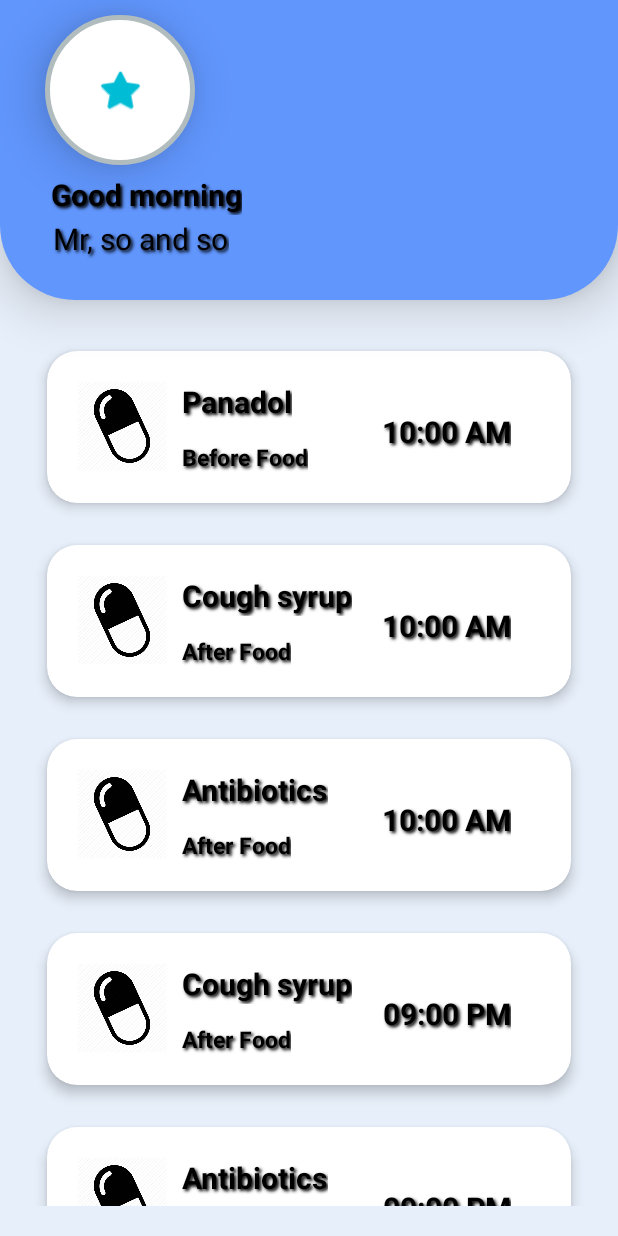
After one commit to ob-taka/MAD-Assigment, an Android app: the User_home screen opened directly, with no data from a screen before it, on a phone screen of 412 x 824 dp. The commit adds this screen. Run offline under Robolectric (Android 15) with nearby library versions, the phone set to English and light mode, and no system bars.

Commit message:
added recycle view

```diff
--- a/app/build.gradle
+++ b/app/build.gradle
@@ -31,4 +31,6 @@ dependencies {
     testImplementation 'junit:junit:4.12'
     androidTestImplementation 'androidx.test.ext:junit:1.1.1'
     androidTestImplementation 'androidx.test.espresso:espresso-core:3.2.0'
+    implementation 'androidx.recyclerview:recyclerview:1.1.0'
+    implementation 'androidx.cardview:cardview:1.0.0'
 }
--- a/app/src/main/AndroidManifest.xml
+++ b/app/src/main/AndroidManifest.xml
@@ -9,7 +9,7 @@
         android:roundIcon="@mipmap/ic_launcher_round"
         android:supportsRtl="true"
         android:theme="@style/AppTheme">
-        <activity android:name=".user_home"></activity>
+        <activity android:name=".User_home"></activity>
         <activity android:name=".MainActivity">
             <intent-filter>
                 <action android:name="android.intent.action.MAIN" />
--- /dev/null
+++ b/app/src/main/java/com/example/mad_assigment/MAdaptor.java
@@ -0,0 +1,45 @@
+package com.example.mad_assigment;
+
+import android.content.Context;
+import android.view.LayoutInflater;
+import android.view.View;
+import android.view.ViewGroup;
+
+import androidx.annotation.NonNull;
+import androidx.recyclerview.widget.RecyclerView;
+
+import java.util.ArrayList;
+
+public class MAdaptor extends RecyclerView.Adapter<MHolder> {
+    Context context;
+    private ArrayList<Modle> modles;
+
+    public MAdaptor(Context context, ArrayList<Modle> modles) {
+        this.context = context;
+        this.modles = modles;
+    }
+
+    @NonNull
+    @Override
+    public MHolder onCreateViewHolder(@NonNull ViewGroup parent, int viewType) {
+
+        View view = LayoutInflater.from(parent.getContext()).inflate(R.layout.row, null);
+
+        return new MHolder(view);
+    }
+
+    @Override
+    public void onBindViewHolder(@NonNull MHolder holder, int position) {
+
+        holder.mTitle.setText(modles.get(position).getTitle());
+        holder.mDes.setText(modles.get(position).getDescription());
+        holder.mTime.setText(modles.get(position).getTime());
+        holder.mimgV.setImageResource(modles.get(position).getImg());
+
+    }
+
+    @Override
+    public int getItemCount() {
+        return modles.size();
+    }
+}
--- /dev/null
+++ b/app/src/main/java/com/example/mad_assigment/MHolder.java
@@ -0,0 +1,23 @@
+package com.example.mad_assigment;
+
+import android.view.View;
+import android.widget.ImageView;
+import android.widget.TextView;
+
+import androidx.annotation.NonNull;
+import androidx.recyclerview.widget.RecyclerView;
+
+public class MHolder extends RecyclerView.ViewHolder {
+
+    ImageView mimgV;
+    TextView mTitle, mDes, mTime;
+
+    public MHolder(@NonNull View itemView) {
+        super(itemView);
+
+        this.mTitle = itemView.findViewById(R.id.mTitle);
+        this.mDes = itemView.findViewById(R.id.mDes);
+        this.mimgV = itemView.findViewById(R.id.mImageV);
+        this.mTime = itemView.findViewById(R.id.mTime);
+    }
+}
--- a/app/src/main/java/com/example/mad_assigment/MainActivity.java
+++ b/app/src/main/java/com/example/mad_assigment/MainActivity.java
@@ -2,13 +2,30 @@ package com.example.mad_assigment;
 
 import androidx.appcompat.app.AppCompatActivity;
 
+import android.content.Intent;
 import android.os.Bundle;
+import android.view.View;
+import android.view.Window;
+import android.widget.Button;
 
 public class MainActivity extends AppCompatActivity {
 
     @Override
     protected void onCreate(Bundle savedInstanceState) {
         super.onCreate(savedInstanceState);
+        requestWindowFeature(Window.FEATURE_NO_TITLE);
+        getSupportActionBar().hide();
+        //this.getWindow().setFlags(WindowManager.LayoutParams.FLAG_FULLSCREEN, WindowManager.LayoutParams.FLAG_FULLSCREEN);
         setContentView(R.layout.activity_main);
+        Button button = findViewById(R.id.button);
+
+
+        button.setOnClickListener(new View.OnClickListener() {
+            @Override
+            public void onClick(View v) {
+                Intent intent = new Intent(getApplicationContext(), User_home.class);
+                startActivity(intent);
+            }
+        });
     }
 }
--- /dev/null
+++ b/app/src/main/java/com/example/mad_assigment/Modle.java
@@ -0,0 +1,40 @@
+package com.example.mad_assigment;
+
+public class Modle {
+    private String title;
+    private String description;
+    private String time;
+    private int img;
+
+    public String getTime() {
+        return time;
+    }
+
+    public void setTime(String time) {
+        this.time = time;
+    }
+
+    public String getTitle() {
+        return title;
+    }
+
+    public void setTitle(String title) {
+        this.title = title;
+    }
+
+    public String getDescription() {
+        return description;
+    }
+
+    public void setDescription(String description) {
+        this.description = description;
+    }
+
+    public int getImg() {
+        return img;
+    }
+
+    public void setImg(int img) {
+        this.img = img;
+    }
+}
--- /dev/null
+++ b/app/src/main/java/com/example/mad_assigment/User_home.java
@@ -0,0 +1,74 @@
+package com.example.mad_assigment;
+
+import androidx.appcompat.app.AppCompatActivity;
+import androidx.recyclerview.widget.LinearLayoutManager;
+import androidx.recyclerview.widget.RecyclerView;
+
+import android.os.Bundle;
+import android.view.Window;
+import android.view.WindowManager;
+
+import java.util.ArrayList;
+
+public class User_home extends AppCompatActivity {
+
+    RecyclerView mRecycleV;
+    MAdaptor mAdaptor;
+
+    @Override
+    protected void onCreate(Bundle savedInstanceState) {
+        super.onCreate(savedInstanceState);
+        requestWindowFeature(Window.FEATURE_NO_TITLE);
+        getSupportActionBar().hide();
+        setContentView(R.layout.activity_user_home);
+
+        mRecycleV = findViewById(R.id.mRV);
+        mRecycleV.setLayoutManager(new LinearLayoutManager(this));
+
+        mAdaptor = new MAdaptor(this, getList());
+        mRecycleV.setAdapter((mAdaptor));
+
+    }
+
+    private ArrayList<Modle>getList(){
+
+        ArrayList<Modle> modles= new ArrayList<>();
+
+        Modle m = new Modle();
+        m.setTitle("Panadol");
+        m.setDescription("Before Food");
+        m.setTime("10:00 AM");
+        m.setImg(R.drawable.pill);
+        modles.add(m);
+
+        m = new Modle();
+        m.setTitle("Cough syrup");
+        m.setDescription("After Food");
+        m.setTime("10:00 AM");
+        m.setImg(R.drawable.pill);
+        modles.add(m);
+
+        m = new Modle();
+        m.setTitle("Antibiotics");
+        m.setDescription("After Food");
+        m.setTime("10:00 AM");
+        m.setImg(R.drawable.pill);
+        modles.add(m);
+
+        m = new Modle();
+        m.setTitle("Cough syrup");
+        m.setDescription("After Food");
+        m.setTime("09:00 PM");
+        m.setImg(R.drawable.pill);
+        modles.add(m);
+
+        m = new Modle();
+        m.setTitle("Antibiotics");
+        m.setDescription("After Food");
+        m.setTime("09:00 PM");
+        m.setImg(R.drawable.pill);
+        modles.add(m);
+
+        return modles;
+    }
+}
--- a/app/src/main/java/com/example/mad_assigment/user_home.java
+++ /dev/null
@@ -1,14 +0,0 @@
-package com.example.mad_assigment;
-
-import androidx.appcompat.app.AppCompatActivity;
-
-import android.os.Bundle;
-
-public class user_home extends AppCompatActivity {
-
-    @Override
-    protected void onCreate(Bundle savedInstanceState) {
-        super.onCreate(savedInstanceState);
-        setContentView(R.layout.activity_user_home);
-    }
-}
--- /dev/null
+++ b/app/src/main/res/drawable/item.xml
@@ -0,0 +1,7 @@
+<?xml version="1.0" encoding="UTF-8"?>
+<shape xmlns:android="http://schemas.android.com/apk/res/android" android:shape="rectangle">
+    <solid android:color="#ffff"/>
+
+    <corners android:radius="20dp"/>
+    <padding android:left="0dp" android:top="0dp" android:right="0dp" android:bottom="0dp" />
+</shape>
--- /dev/null
+++ b/app/src/main/res/drawable/profile.xml
@@ -0,0 +1,7 @@
+<?xml version="1.0" encoding="UTF-8"?>
+<shape xmlns:android="http://schemas.android.com/apk/res/android" android:shape="oval">
+    <solid android:color="#FFFFFF"/>
+    <stroke android:width="3dp" android:color="#B1BCBE" />
+    <size android:width="100dp" android:height="100dp" />
+    <padding android:left="0dp" android:top="0dp" android:right="0dp" android:bottom="0dp" />
+</shape>
--- /dev/null
+++ b/app/src/main/res/drawable/top.xml
@@ -0,0 +1,8 @@
+<?xml version="1.0" encoding="UTF-8"?>
+<shape xmlns:android="http://schemas.android.com/apk/res/android">
+    <solid android:color="#6196FD"/>
+<!--    <solid android:color="#ffff"/>-->
+
+    <corners android:bottomLeftRadius="50dp" android:bottomRightRadius="50dp"/>
+    <padding android:left="0dp" android:top="0dp" android:right="0dp" android:bottom="0dp" />
+</shape>
--- a/app/src/main/res/layout/activity_main.xml
+++ b/app/src/main/res/layout/activity_main.xml
@@ -6,13 +6,12 @@
     android:layout_height="match_parent"
     tools:context=".MainActivity">
 
-    <TextView
+    <Button
+        android:id="@+id/button"
         android:layout_width="wrap_content"
         android:layout_height="wrap_content"
-        android:text="Hello World!"
-        app:layout_constraintBottom_toBottomOf="parent"
-        app:layout_constraintLeft_toLeftOf="parent"
-        app:layout_constraintRight_toRightOf="parent"
-        app:layout_constraintTop_toTopOf="parent" />
-
+        android:text="Button"
+        app:layout_constraintEnd_toEndOf="parent"
+        app:layout_constraintStart_toStartOf="parent"
+        tools:layout_editor_absoluteY="229dp" />
 </androidx.constraintlayout.widget.ConstraintLayout>
--- a/app/src/main/res/layout/activity_user_home.xml
+++ b/app/src/main/res/layout/activity_user_home.xml
@@ -3,7 +3,73 @@
     xmlns:app="http://schemas.android.com/apk/res-auto"
     xmlns:tools="http://schemas.android.com/tools"
     android:layout_width="match_parent"
+    android:background="#E7EFFA"
     android:layout_height="match_parent"
-    tools:context=".user_home">
+    tools:context=".User_home">
+
+    <RelativeLayout
+        android:id="@+id/relativeLayout"
+        android:layout_width="match_parent"
+        android:layout_height="200dp"
+        android:background="@drawable/top"
+        android:elevation="20dp"
+        app:layout_constraintTop_toTopOf="parent"
+        tools:layout_editor_absoluteX="1dp">
+
+        <ImageButton
+            android:id="@+id/imageButton"
+            style="@style/Widget.AppCompat.ImageButton"
+            android:layout_width="100dp"
+            android:layout_height="100dp"
+            android:layout_alignParentStart="true"
+            android:layout_alignParentTop="true"
+            android:layout_marginStart="30dp"
+            android:layout_marginTop="10dp"
+            android:background="@drawable/profile"
+            android:elevation="20dp"
+            android:tint="#00BCD4"
+            app:srcCompat="@android:drawable/btn_star_big_on" />
+
+        <TextView
+            android:id="@+id/textView"
+            android:layout_width="wrap_content"
+            android:layout_height="wrap_content"
+            android:layout_alignParentStart="true"
+            android:layout_alignParentTop="true"
+            android:layout_marginStart="34dp"
+            android:layout_marginTop="116dp"
+            android:shadowColor="#000000"
+            android:shadowDx="2"
+            android:shadowDy="2"
+            android:shadowRadius="2"
+            android:text="Good morning"
+            android:textColor="#000000"
+            android:textSize="20dp"
+            android:textStyle="bold" />
+
+        <TextView
+            android:id="@+id/textView2"
+            android:layout_width="wrap_content"
+            android:layout_height="wrap_content"
+            android:layout_alignParentStart="true"
+            android:layout_alignParentTop="true"
+            android:layout_marginStart="35dp"
+            android:layout_marginTop="145dp"
+            android:shadowColor="#000000"
+            android:shadowDx="2"
+            android:shadowDy="2"
+            android:shadowRadius="2"
+            android:text="Mr, so and so"
+            android:textColor="#000000"
+            android:textSize="20dp" />
+    </RelativeLayout>
+
+    <androidx.recyclerview.widget.RecyclerView
+        android:layout_width="match_parent"
+        android:layout_height="0dp"
+        android:padding="20dp"
+        android:id="@+id/mRV"
+        app:layout_constraintBottom_toBottomOf="parent"
+        app:layout_constraintTop_toBottomOf="@+id/relativeLayout" />
 
 </androidx.constraintlayout.widget.ConstraintLayout>
--- /dev/null
+++ b/app/src/main/res/layout/row.xml
@@ -0,0 +1,74 @@
+<?xml version="1.0" encoding="utf-8"?>
+<androidx.cardview.widget.CardView xmlns:android="http://schemas.android.com/apk/res/android"
+    xmlns:app="http://schemas.android.com/apk/res-auto"
+    android:layout_width="match_parent"
+    android:layout_height="wrap_content"
+    app:cardCornerRadius="20dp"
+    app:cardElevation="5dp"
+    app:contentPadding="10dp"
+    app:cardUseCompatPadding="true"
+    android:layout_gravity="center_horizontal">
+
+    <RelativeLayout
+        android:layout_width="match_parent"
+        android:layout_height="match_parent"
+        android:padding="10dp">
+
+        <ImageView
+            android:id="@+id/mImageV"
+            android:layout_width="60dp"
+            android:layout_height="60dp"
+            app:srcCompat="@android:drawable/btn_dialog" />
+
+        <TextView
+            android:id="@+id/mTitle"
+            android:layout_width="wrap_content"
+            android:layout_height="wrap_content"
+            android:layout_alignParentTop="true"
+            android:layout_marginStart="10dp"
+            android:layout_marginTop="0dp"
+            android:layout_toEndOf="@+id/mImageV"
+            android:shadowColor="#000000"
+            android:shadowDx="2"
+            android:shadowDy="2"
+            android:shadowRadius="2"
+            android:text="Panadol"
+            android:textColor="#000"
+            android:textSize="20dp"
+            android:textStyle="bold" />
+
+        <TextView
+            android:id="@+id/mDes"
+            android:layout_width="wrap_content"
+            android:layout_height="wrap_content"
+            android:shadowColor="#000000"
+            android:shadowDx="2"
+            android:shadowDy="2"
+            android:shadowRadius="2"
+            android:layout_alignParentTop="true"
+            android:layout_marginStart="10dp"
+            android:layout_marginTop="40dp"
+            android:layout_toEndOf="@+id/mImageV"
+            android:text="Before Food"
+            android:textColor="#000"
+            android:textSize="15dp"
+            android:textStyle="bold" />
+
+        <TextView
+            android:id="@+id/mTime"
+            android:layout_width="wrap_content"
+            android:layout_height="wrap_content"
+            android:shadowColor="#000000"
+            android:shadowDx="2"
+            android:shadowDy="2"
+            android:shadowRadius="2"
+            android:layout_alignParentTop="true"
+            android:layout_alignParentEnd="true"
+            android:layout_marginTop="20dp"
+            android:layout_marginEnd="20dp"
+            android:text="10:00 AM"
+            android:textColor="#000"
+            android:textSize="20dp"
+            android:textStyle="bold" />
+    </RelativeLayout>
+</androidx.cardview.widget.CardView>
--- a/app/src/main/res/values/colors.xml
+++ b/app/src/main/res/values/colors.xml
@@ -1,6 +1,6 @@
 <?xml version="1.0" encoding="utf-8"?>
 <resources>
-    <color name="colorPrimary">#6200EE</color>
-    <color name="colorPrimaryDark">#3700B3</color>
+    <color name="colorPrimary">#6196FD</color>
+    <color name="colorPrimaryDark">#6196FD</color>
     <color name="colorAccent">#03DAC5</color>
 </resources>
```
Also changed, not shown: app/src/main/res/drawable/pill.png (added).
